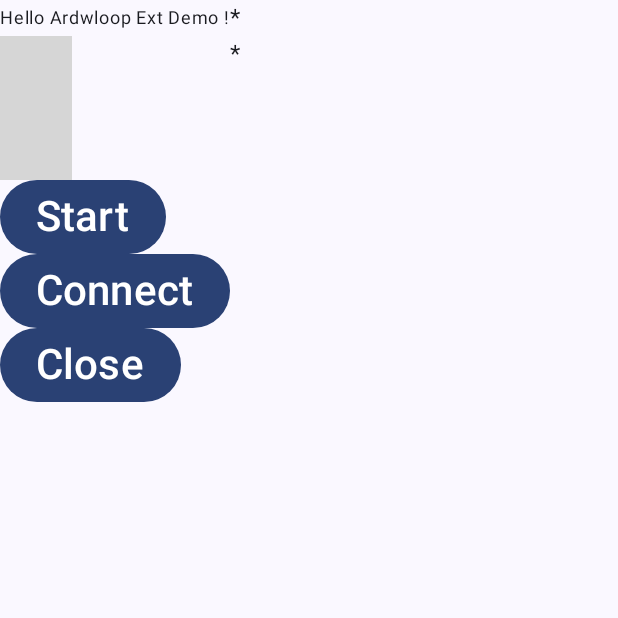
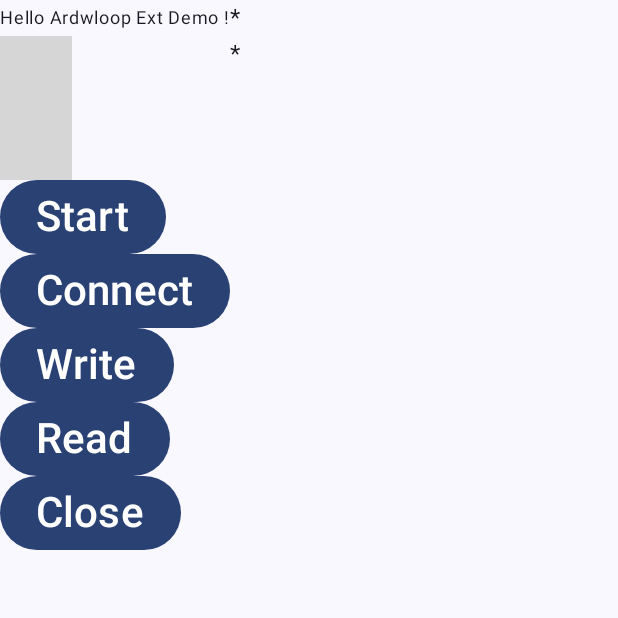
Before and after one commit to llschall/ardwloop-ext-demo, an Android app built with Jetpack Compose: the screen it shows after launch (MainActivity), on a phone screen of 412 x 824 dp, the top half of it. Run offline under Robolectric (Android 15) with nearby library versions, the phone set to English and light mode, and no system bars; libraries missing offline, so code that uses them is left out: org.llschall.ardwloop; 2 statements that could not run were skipped; grey boxes are pictures that could not be loaded.

Commit message:
[Handler] Add read and write buttons

```diff
--- a/app/src/main/java/ardwloop/ext/demo/MainActivity.kt
+++ b/app/src/main/java/ardwloop/ext/demo/MainActivity.kt
@@ -78,6 +78,24 @@ fun Greeting(context: Context, name: String, modifier: Modifier = Modifier) {
                 )
             }
             Button(onClick = {
+                BluetoothHandler.handler.write(byteArrayOf(99, 100));
+            }) {
+                Text(
+                    text = "Write",
+                    fontSize = 28.sp
+                )
+            }
+            Button(onClick = {
+                val bytes = BluetoothHandler.handler.read();
+                model.add(bytes.toString())
+                model.add(bytes.size.toString() + " bytes read")
+            }) {
+                Text(
+                    text = "Read",
+                    fontSize = 28.sp
+                )
+            }
+            Button(onClick = {
                 BluetoothHandler.handler.close(model);
             }) {
                 Text(
```
Also changed, not shown: app/src/main/java/ardwloop/ext/demo/model/BluetoothHandler.kt (+15 -0 lines).
